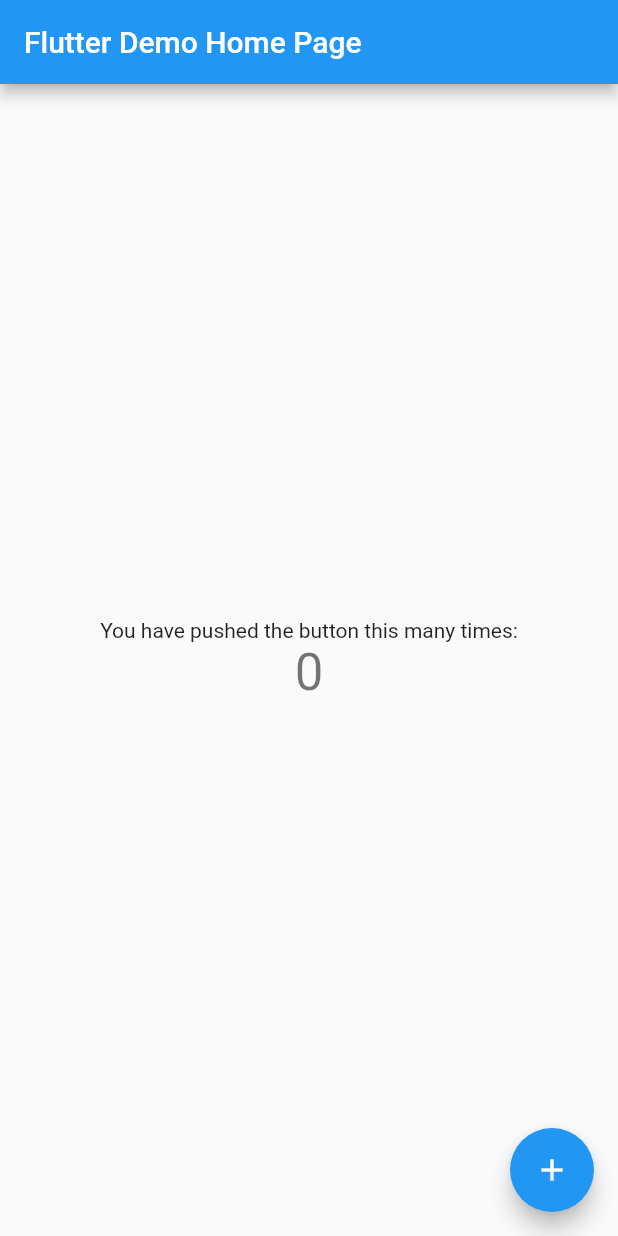
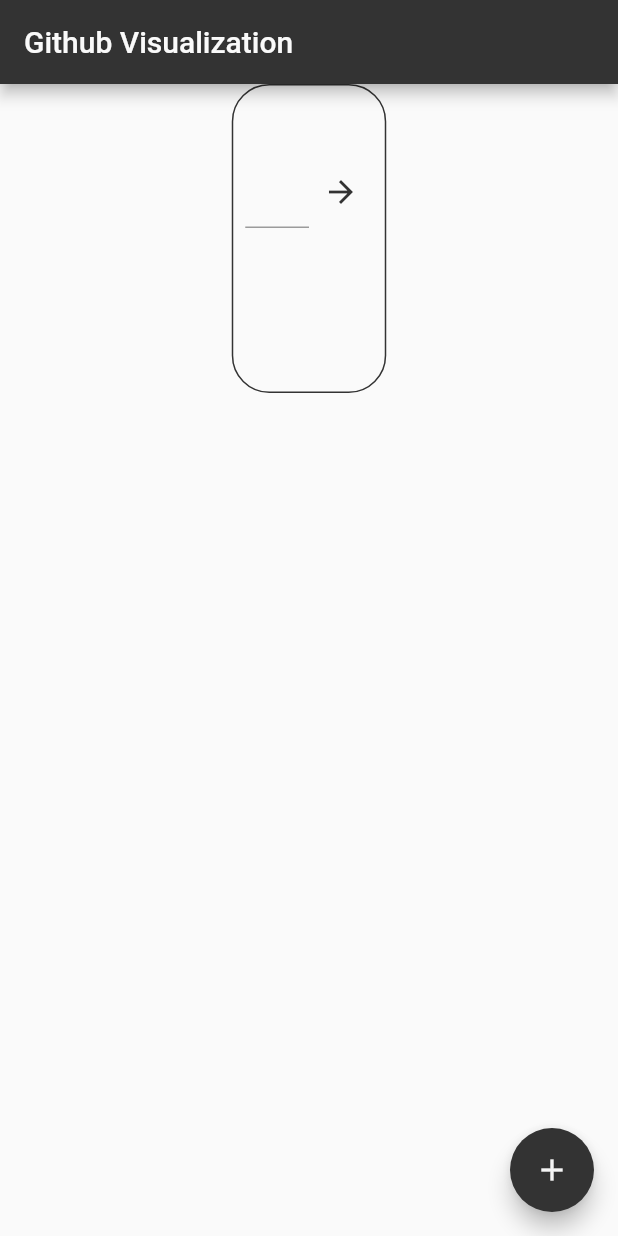
Before and after one commit to JayCowan/github_rest_api, a Flutter app: the screen it shows after launch, on a phone screen of 412 x 824 dp. Run offline on Flutter 3.47's test engine with Material 2 defaults, Android fonts, the phone set to English and light mode, and no system bars; our stand-ins replace dio.

Commit message:
working leaderboard within rounded rect border

```diff
--- a/lib/design/theme.dart
+++ b/lib/design/theme.dart
@@ -3,15 +3,23 @@
 import 'package:flutter/material.dart';
 
 class AppTheme {
-  static const Color primaryColor = Color(0xFF000333);
-  static const Color githubBlack = Color(0xFF000333);
+  static const Color primaryColor = Color(0xFF333333);
+  static const Color githubBlack = Color(0xFF333333);
   static const Color secondaryColor = Color(0xFFF5F5F5);
   static const Color githubCream = Color(0xFFF5F5F5);
-  static const Color backgroundColor = Color(0xFFFAFAFA);
+  static const Color foregroundColor = Color(0xFFFAFAFA);
   static const Color githubWhite = Color(0xFFFAFAFA);
 
   static final themeData = ThemeData(
     primaryColor: primaryColor,
-    backgroundColor: backgroundColor,
+    backgroundColor: foregroundColor,
+    appBarTheme: AppBarTheme(
+      color: primaryColor,
+      foregroundColor: foregroundColor,
+    ),
+    floatingActionButtonTheme: FloatingActionButtonThemeData(
+      backgroundColor: primaryColor,
+      foregroundColor: secondaryColor,
+    ),
   );
 }
--- /dev/null
+++ b/lib/leaderboard.dart
@@ -0,0 +1,120 @@
+import 'package:flutter/material.dart';
+import 'package:github_rest_api/api.dart';
+
+import 'models/user.dart';
+
+class Leaderboard extends StatefulWidget {
+  Leaderboard({Key? key}) : super(key: key);
+
+  @override
+  _LeaderboardState createState() => _LeaderboardState();
+}
+
+class _LeaderboardState extends State<Leaderboard> {
+  final TextEditingController _controller = TextEditingController();
+  final GlobalKey<FormState> _formKey = GlobalKey<FormState>();
+  List<User> users = <User>[];
+
+  @override
+  void initState() {
+    // TODO: implement initState
+    super.initState();
+  }
+
+  @override
+  Widget build(BuildContext context) {
+    return Container(
+      width: MediaQuery.of(context).size.width / 4,
+      height: MediaQuery.of(context).size.height / 4,
+      child: Container(
+        decoration: ShapeDecoration(
+          shape: RoundedRectangleBorder(
+              borderRadius: BorderRadius.all(Radius.circular(25)),
+              side: BorderSide(
+                color: Theme.of(context).primaryColor,
+              )),
+        ),
+        child: Padding(
+          padding: const EdgeInsets.all(8.0),
+          child: Column(
+            // mainAxisAlignment: MainAxisAlignment.center,
+            children: [
+              Flexible(
+                child: ListView.separated(
+                    shrinkWrap: true,
+                    padding: EdgeInsets.all(8.0),
+                    itemBuilder: (BuildContext context, int index) =>
+                        LeaderboardTile(user: users[index]),
+                    separatorBuilder: (BuildContext context, int index) =>
+                        const Divider(),
+                    itemCount: users.length),
+              ),
+              Flexible(
+                child: Form(
+                  key: _formKey,
+                  child: SizedBox.expand(
+                    child: Row(
+                      // mainAxisAlignment: MainAxisAlignment.center,
+                      children: [
+                        Flexible(
+                          child: TextField(
+                            onEditingComplete: () async =>
+                                await _buildLeaderboard(),
+                            controller: _controller,
+                            autocorrect: false,
+                          ),
+                        ),
+                        Flexible(
+                          child: IconButton(
+                            onPressed: () async => await _buildLeaderboard(),
+                            color: Theme.of(context).primaryColor,
+                            icon: Icon(Icons.arrow_forward),
+                          ),
+                        ),
+                      ],
+                    ),
+                  ),
+                ),
+              )
+            ],
+          ),
+        ),
+      ),
+    );
+  }
+
+  Future<void> _buildLeaderboard() async {
+    var usersWithNew = users;
+    usersWithNew.add(
+      User(
+        login: _controller.text,
+        avatar: NetworkImage(''),
+      ),
+    );
+    Api.rankUsers(usersWithNew).then(
+      (value) => setState(
+        () {
+          users = value;
+        },
+      ),
+    );
+  }
+}
+
+class LeaderboardTile extends StatelessWidget {
+  const LeaderboardTile({Key? key, required this.user}) : super(key: key);
+
+  final User user;
+
+  @override
+  Widget build(BuildContext context) {
+    return Center(
+      child: ListTile(
+        leading: CircleAvatar(
+          foregroundImage: user.avatar,
+        ),
+        title: Text(user.login),
+      ),
+    );
+  }
+}
--- a/lib/main.dart
+++ b/lib/main.dart
@@ -1,4 +1,6 @@
 import 'package:flutter/material.dart';
+import 'package:github_rest_api/design/theme.dart';
+import 'package:github_rest_api/leaderboard.dart';
 
 void main() {
   runApp(const MyApp());
@@ -7,39 +9,18 @@
 class MyApp extends StatelessWidget {
   const MyApp({Key? key}) : super(key: key);
 
-  // This widget is the root of your application.
   @override
   Widget build(BuildContext context) {
     return MaterialApp(
       title: 'Flutter Demo',
-      theme: ThemeData(
-        // This is the theme of your application.
-        //
-        // Try running your application with "flutter run". You'll see the
-        // application has a blue toolbar. Then, without quitting the app, try
-        // changing the primarySwatch below to Colors.green and then invoke
-        // "hot reload" (press "r" in the console where you ran "flutter run",
-        // or simply save your changes to "hot reload" in a Flutter IDE).
-        // Notice that the counter didn't reset back to zero; the application
-        // is not restarted.
-        primarySwatch: Colors.blue,
-      ),
-      home: const MyHomePage(title: 'Flutter Demo Home Page'),
+      theme: AppTheme.themeData,
+      home: const MyHomePage(title: 'Github Visualization'),
     );
   }
 }
 
 class MyHomePage extends StatefulWidget {
   const MyHomePage({Key? key, required this.title}) : super(key: key);
-
-  // This widget is the home page of your application. It is stateful, meaning
-  // that it has a State object (defined below) that contains fields that affect
-  // how it looks.
-
-  // This class is the configuration for the state. It holds the values (in this
-  // case the title) provided by the parent (in this case the App widget) and
-  // used by the build method of the State. Fields in a Widget subclass are
-  // always marked "final".
 
   final String title;
 
@@ -52,56 +33,21 @@
 
   void _incrementCounter() {
     setState(() {
-      // This call to setState tells the Flutter framework that something has
-      // changed in this State, which causes it to rerun the build method below
-      // so that the display can reflect the updated values. If we changed
-      // _counter without calling setState(), then the build method would not be
-      // called again, and so nothing would appear to happen.
       _counter++;
     });
   }
 
   @override
   Widget build(BuildContext context) {
-    // This method is rerun every time setState is called, for instance as done
-    // by the _incrementCounter method above.
-    //
-    // The Flutter framework has been optimized to make rerunning build methods
-    // fast, so that you can just rebuild anything that needs updating rather
-    // than having to individually change instances of widgets.
     return Scaffold(
       appBar: AppBar(
-        // Here we take the value from the MyHomePage object that was created by
-        // the App.build method, and use it to set our appbar title.
         title: Text(widget.title),
       ),
       body: Center(
-        // Center is a layout widget. It takes a single child and positions it
-        // in the middle of the parent.
         child: Column(
-          // Column is also a layout widget. It takes a list of children and
-          // arranges them vertically. By default, it sizes itself to fit its
-          // children horizontally, and tries to be as tall as its parent.
-          //
-          // Invoke "debug painting" (press "p" in the console, choose the
-          // "Toggle Debug Paint" action from the Flutter Inspector in Android
-          // Studio, or the "Toggle Debug Paint" command in Visual Studio Code)
-          // to see the wireframe for each widget.
-          //
-          // Column has various properties to control how it sizes itself and
-          // how it positions its children. Here we use mainAxisAlignment to
-          // center the children vertically; the main axis here is the vertical
-          // axis because Columns are vertical (the cross axis would be
-          // horizontal).
-          mainAxisAlignment: MainAxisAlignment.center,
+          // mainAxisAlignment: MainAxisAlignment.center,
           children: <Widget>[
-            const Text(
-              'You have pushed the button this many times:',
-            ),
-            Text(
-              '$_counter',
-              style: Theme.of(context).textTheme.headline4,
-            ),
+            Leaderboard(),
           ],
         ),
       ),
--- /dev/null
+++ b/lib/models/user.dart
@@ -0,0 +1,12 @@
+import 'package:flutter/widgets.dart';
+
+class User {
+  String login;
+  NetworkImage avatar;
+
+  User({required this.login, required this.avatar});
+
+  User.fromJson(Map<String, dynamic> json)
+      : login = json['login'],
+        avatar = NetworkImage(json['avatar_url']);
+}
```
Also changed, not shown: bin/api.dart (+11 -0 lines), bin/github_rest_api.dart (+14 -7 lines), lib/api.dart (added, +36 -0 lines), 10 other files.
